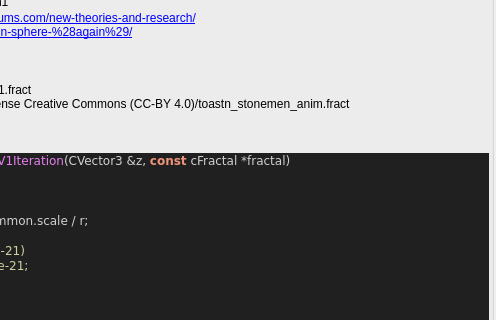
First picture: the form in mandelbulber2/formula/ui/fractal_riemann_sphere_msltoe_v1.ui, repository buddhi1980/mandelbulber2, before the edit; both pictures show x 177 to 673 and y 400 to 720 of the 673 by 1012 pixel window.
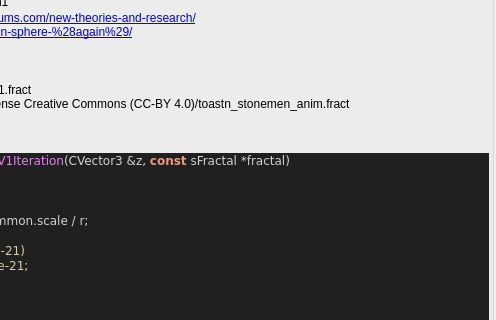
Second picture: the form after the edit. Custom widgets are drawn as their Qt base class.

```diff
--- a/mandelbulber2/formula/ui/fractal_riemann_sphere_msltoe_v1.ui
+++ b/mandelbulber2/formula/ui/fractal_riemann_sphere_msltoe_v1.ui
@@ -723,7 +723,7 @@
 &lt;/table&gt;
 &lt;br&gt;&lt;b&gt;Examples using this formula&lt;/b&gt;&lt;br&gt;hybrid007.fract&lt;br&gt;riemann_sphere_msltoe_v1_001.fract&lt;br&gt;Robert Pancoast collection - license Creative Commons (CC-BY 4.0)/toastn_stonemen_anim.fract&lt;h3&gt;Code&lt;/h3&gt;
 &lt;body style=&quot;background-color:#202020&quot;&gt;
-&lt;pre style=&quot;color:#d0d0d0; background-color:#202020;  font-family:'Courier New',monospace;&quot;&gt;&lt;span style=&quot;color:#f09479; font-weight:bold&quot;&gt;void&lt;/span&gt; &lt;span style=&quot;color:#e47eed&quot;&gt;RiemannSphereMsltoeV1Iteration&lt;/span&gt;&lt;span style=&quot;color:#d0d0d0&quot;&gt;(&lt;/span&gt;CVector3 &lt;span style=&quot;color:#d0d0d0&quot;&gt;&amp;amp;&lt;/span&gt;z&lt;span style=&quot;color:#d0d0d0&quot;&gt;,&lt;/span&gt; &lt;span style=&quot;color:#f09479; font-weight:bold&quot;&gt;const&lt;/span&gt; cFractal &lt;span style=&quot;color:#d0d0d0&quot;&gt;*&lt;/span&gt;fractal&lt;span style=&quot;color:#d0d0d0&quot;&gt;)&lt;/span&gt;
+&lt;pre style=&quot;color:#d0d0d0; background-color:#202020;  font-family:'Courier New',monospace;&quot;&gt;&lt;span style=&quot;color:#f09479; font-weight:bold&quot;&gt;void&lt;/span&gt; &lt;span style=&quot;color:#e47eed&quot;&gt;RiemannSphereMsltoeV1Iteration&lt;/span&gt;&lt;span style=&quot;color:#d0d0d0&quot;&gt;(&lt;/span&gt;CVector3 &lt;span style=&quot;color:#d0d0d0&quot;&gt;&amp;amp;&lt;/span&gt;z&lt;span style=&quot;color:#d0d0d0&quot;&gt;,&lt;/span&gt; &lt;span style=&quot;color:#f09479; font-weight:bold&quot;&gt;const&lt;/span&gt; sFractal &lt;span style=&quot;color:#d0d0d0&quot;&gt;*&lt;/span&gt;fractal&lt;span style=&quot;color:#d0d0d0&quot;&gt;)&lt;/span&gt;
 &lt;span style=&quot;color:#d0d0d0&quot;&gt;{&lt;/span&gt;
   &lt;span style=&quot;color:#f09479; font-weight:bold&quot;&gt;double&lt;/span&gt; r &lt;span style=&quot;color:#d0d0d0&quot;&gt;=&lt;/span&gt; z&lt;span style=&quot;color:#d0d0d0&quot;&gt;.&lt;/span&gt;&lt;span style=&quot;color:#e47eed&quot;&gt;Length&lt;/span&gt;&lt;span style=&quot;color:#d0d0d0&quot;&gt;();&lt;/span&gt;
   &lt;span style=&quot;color:#d0d0a0&quot;&gt;// if (r &amp;lt; 1e-21) r = 1e-21;&lt;/span&gt;
```
